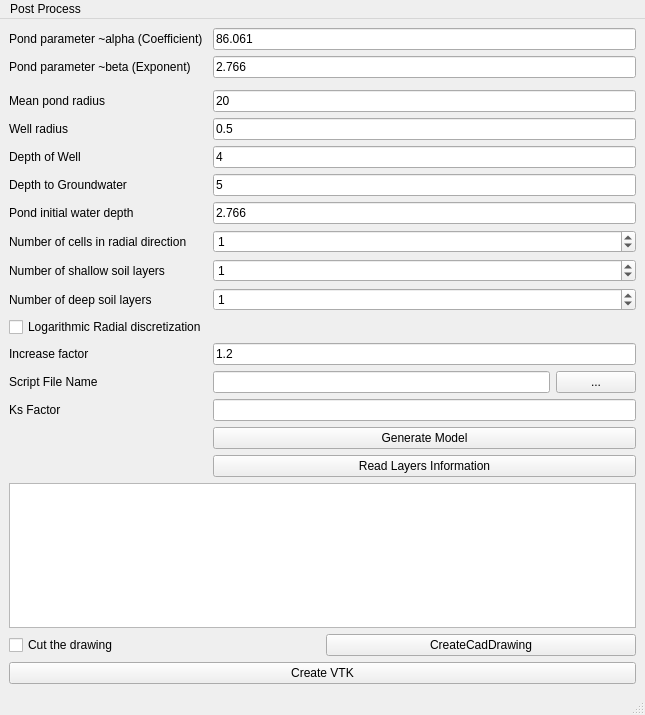
ArashMassoudieh/DryWellScriptGenerator, file mainwindow.ui: the form before one commit.
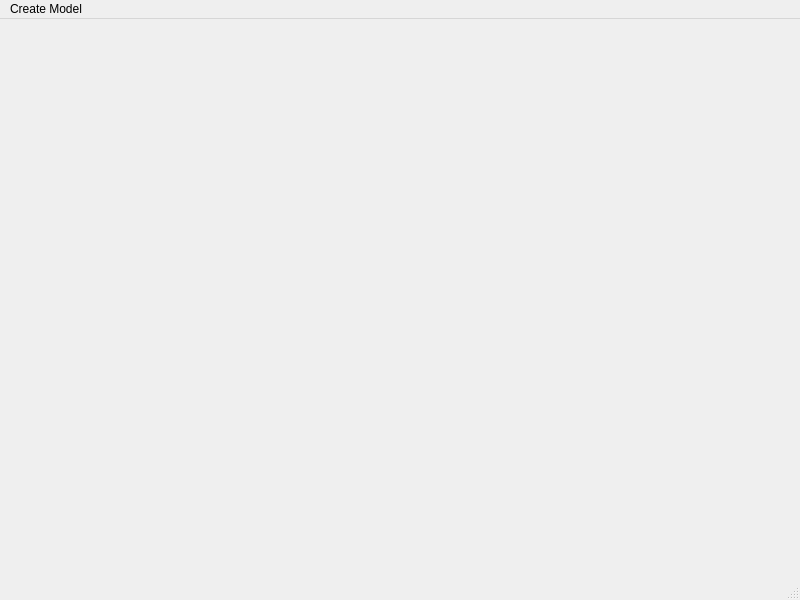
The form after the commit.

Diff of the .ui file:
```diff
--- a/mainwindow.ui
+++ b/mainwindow.ui
@@ -6,285 +6,30 @@
    <rect>
     <x>0</x>
     <y>0</y>
-    <width>645</width>
-    <height>715</height>
+    <width>800</width>
+    <height>600</height>
    </rect>
   </property>
   <property name="windowTitle">
    <string>MainWindow</string>
   </property>
-  <widget class="QWidget" name="centralwidget">
-   <layout class="QVBoxLayout" name="verticalLayout">
-    <item>
-     <layout class="QFormLayout" name="formLayout_2">
-      <item row="0" column="0">
-       <widget class="QLabel" name="label">
-        <property name="text">
-         <string>Pond parameter ~alpha (Coefficient)</string>
-        </property>
-       </widget>
-      </item>
-      <item row="0" column="1">
-       <widget class="QLineEdit" name="Alpha">
-        <property name="text">
-         <string>86.061</string>
-        </property>
-       </widget>
-      </item>
-      <item row="1" column="0">
-       <widget class="QLabel" name="label_2">
-        <property name="text">
-         <string>Pond parameter ~beta (Exponent)</string>
-        </property>
-       </widget>
-      </item>
-      <item row="1" column="1">
-       <widget class="QLineEdit" name="Beta">
-        <property name="text">
-         <string>2.766</string>
-        </property>
-       </widget>
-      </item>
-      <item row="3" column="0">
-       <widget class="QLabel" name="label_3">
-        <property name="text">
-         <string>Mean pond radius</string>
-        </property>
-       </widget>
-      </item>
-      <item row="3" column="1">
-       <widget class="QLineEdit" name="Pond_radius">
-        <property name="text">
-         <string>20</string>
-        </property>
-       </widget>
-      </item>
-      <item row="4" column="0">
-       <widget class="QLabel" name="label_4">
-        <property name="text">
-         <string>Well radius</string>
-        </property>
-       </widget>
-      </item>
-      <item row="4" column="1">
-       <widget class="QLineEdit" name="Well_radius">
-        <property name="text">
-         <string>0.5</string>
-        </property>
-       </widget>
-      </item>
-      <item row="5" column="0">
-       <widget class="QLabel" name="label_5">
-        <property name="text">
-         <string>Depth of Well</string>
-        </property>
-       </widget>
-      </item>
-      <item row="5" column="1">
-       <widget class="QLineEdit" name="Depth_of_Well">
-        <property name="text">
-         <string>4</string>
-        </property>
-       </widget>
-      </item>
-      <item row="6" column="0">
-       <widget class="QLabel" name="label_6">
-        <property name="text">
-         <string>Depth to Groundwater</string>
-        </property>
-       </widget>
-      </item>
-      <item row="6" column="1">
-       <widget class="QLineEdit" name="Depth_to_GW">
-        <property name="text">
-         <string>5</string>
-        </property>
-       </widget>
-      </item>
-      <item row="7" column="0">
-       <widget class="QLabel" name="label_7">
-        <property name="text">
-         <string>Pond initial water depth</string>
-        </property>
-       </widget>
-      </item>
-      <item row="7" column="1">
-       <widget class="QLineEdit" name="Pond_ini_depth">
-        <property name="text">
-         <string>2.766</string>
-        </property>
-       </widget>
-      </item>
-      <item row="8" column="0">
-       <widget class="QLabel" name="label_8">
-        <property name="text">
-         <string>Number of cells in radial direction</string>
-        </property>
-       </widget>
-      </item>
-      <item row="8" column="1">
-       <widget class="QSpinBox" name="nr">
-        <property name="value">
-         <number>1</number>
-        </property>
-       </widget>
-      </item>
-      <item row="9" column="0">
-       <widget class="QLabel" name="label_9">
-        <property name="text">
-         <string>Number of shallow soil layers</string>
-        </property>
-       </widget>
-      </item>
-      <item row="9" column="1">
-       <widget class="QSpinBox" name="nl_shallow">
-        <property name="value">
-         <number>1</number>
-        </property>
-       </widget>
-      </item>
-      <item row="10" column="0">
-       <widget class="QLabel" name="label_10">
-        <property name="text">
-         <string>Number of deep soil layers</string>
-        </property>
-       </widget>
-      </item>
-      <item row="10" column="1">
-       <widget class="QSpinBox" name="nl_deep">
-        <property name="value">
-         <number>1</number>
-        </property>
-       </widget>
-      </item>
-      <item row="14" column="0">
-       <widget class="QLabel" name="label_11">
-        <property name="text">
-         <string>Script File Name</string>
-        </property>
-       </widget>
-      </item>
-      <item row="14" column="1">
-       <layout class="QHBoxLayout" name="horizontalLayout" stretch="0,0">
-        <property name="sizeConstraint">
-         <enum>QLayout::SetMaximumSize</enum>
-        </property>
-        <item>
-         <widget class="QLineEdit" name="filename_text"/>
-        </item>
-        <item>
-         <widget class="QPushButton" name="file_push_bottom">
-          <property name="text">
-           <string>...</string>
-          </property>
-         </widget>
-        </item>
-       </layout>
-      </item>
-      <item row="16" column="1">
-       <widget class="QPushButton" name="Generate_Model">
-        <property name="text">
-         <string>Generate Model</string>
-        </property>
-       </widget>
-      </item>
-      <item row="17" column="1">
-       <widget class="QPushButton" name="pushReadLayers">
-        <property name="text">
-         <string>Read Layers Information</string>
-        </property>
-       </widget>
-      </item>
-      <item row="15" column="0">
-       <widget class="QLabel" name="label_12">
-        <property name="text">
-         <string>Ks Factor</string>
-        </property>
-       </widget>
-      </item>
-      <item row="15" column="1">
-       <widget class="QLineEdit" name="Ks_factor"/>
-      </item>
-      <item row="2" column="0">
-       <layout class="QGridLayout" name="gridLayout"/>
-      </item>
-      <item row="12" column="0">
-       <widget class="QCheckBox" name="Logarithmic_Radial_Disc">
-        <property name="text">
-         <string>Logarithmic Radial discretization</string>
-        </property>
-       </widget>
-      </item>
-      <item row="13" column="0">
-       <widget class="QLabel" name="label_13">
-        <property name="text">
-         <string>Increase factor</string>
-        </property>
-       </widget>
-      </item>
-      <item row="13" column="1">
-       <widget class="QLineEdit" name="txtIncreaseFactor">
-        <property name="text">
-         <string>1.2</string>
-        </property>
-       </widget>
-      </item>
-     </layout>
-    </item>
-    <item>
-     <layout class="QVBoxLayout" name="verticalLayout_2">
-      <item>
-       <widget class="QTableWidget" name="tableWidget"/>
-      </item>
-     </layout>
-    </item>
-    <item>
-     <layout class="QHBoxLayout" name="horizontalLayout_4">
-      <item>
-       <widget class="QCheckBox" name="checkCut">
-        <property name="text">
-         <string>Cut the drawing</string>
-        </property>
-       </widget>
-      </item>
-      <item>
-       <widget class="QPushButton" name="CreateCadDrawing">
-        <property name="text">
-         <string>CreateCadDrawing</string>
-        </property>
-       </widget>
-      </item>
-     </layout>
-    </item>
-    <item>
-     <layout class="QHBoxLayout" name="horizontalLayout_2">
-      <item>
-       <widget class="QPushButton" name="btnCreateVTKfromOutput">
-        <property name="text">
-         <string>Create VTK</string>
-        </property>
-       </widget>
-      </item>
-     </layout>
-    </item>
-   </layout>
-  </widget>
+  <widget class="QWidget" name="centralwidget"/>
   <widget class="QMenuBar" name="menubar">
    <property name="geometry">
     <rect>
      <x>0</x>
      <y>0</y>
-     <width>645</width>
-     <height>22</height>
+     <width>800</width>
+     <height>21</height>
     </rect>
    </property>
-   <widget class="QMenu" name="menuPost_Process">
+   <widget class="QMenu" name="menuCreate_Model">
     <property name="title">
-     <string>Post Process</string>
+     <string>Create Model</string>
     </property>
     <addaction name="actionPost_Process"/>
    </widget>
-   <addaction name="menuPost_Process"/>
+   <addaction name="menuCreate_Model"/>
   </widget>
   <widget class="QStatusBar" name="statusbar"/>
   <action name="actionPost_Process">
```
Left out of the diff: 12 changed lines with no effect on the pictures.
